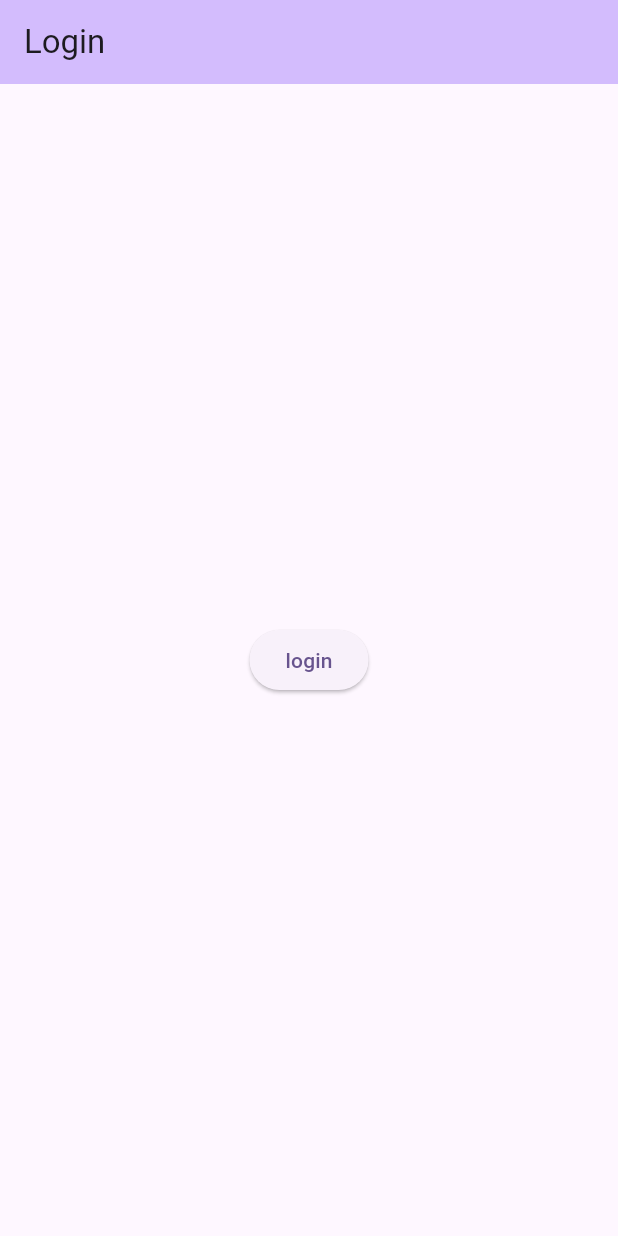
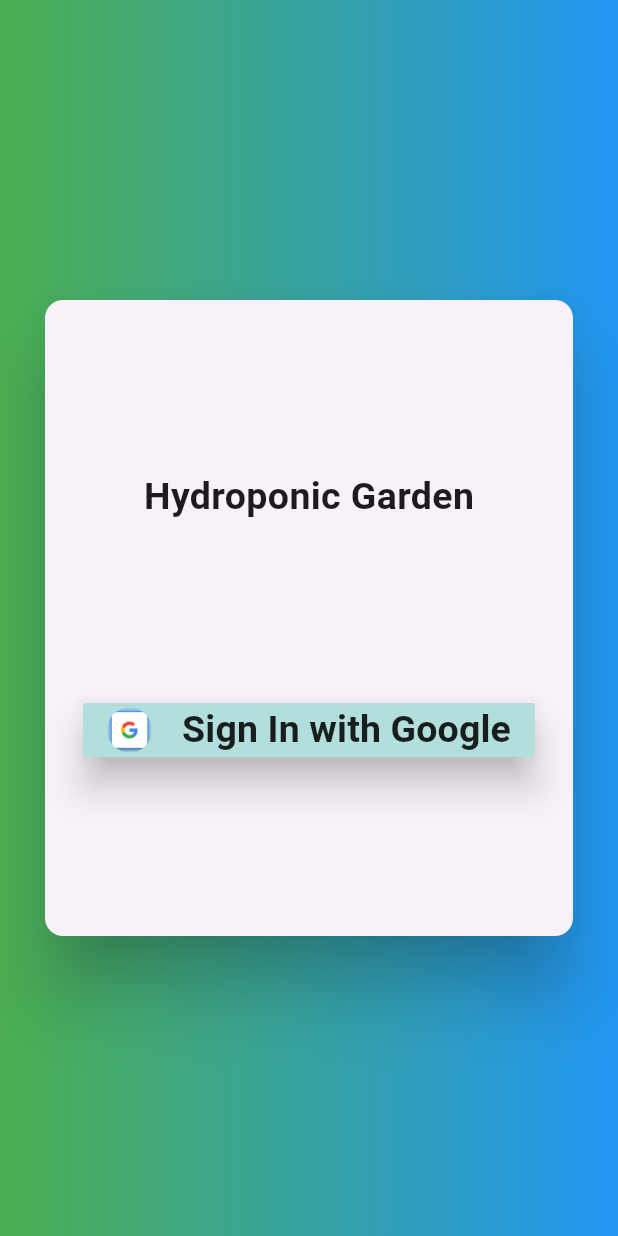
Before and after one commit to ammaratef45/hydroponics-garden, a Flutter app: the screen it shows after launch, on a phone screen of 412 x 824 dp. Run offline on Flutter 3.47's test engine with Material 2 defaults, Android fonts, the phone set to English and light mode, and no system bars; our stand-ins replace cloud_firestore, firebase_auth, firebase_core, firebase_storage, logger; accounts and stored records are empty; statements that could not run were skipped.

Commit message:
Fixes #4: changed loging page design

```diff
--- a/lib/widgets/login_widget.dart
+++ b/lib/widgets/login_widget.dart
@@ -8,18 +8,75 @@ class LoginPage extends StatelessWidget {
   @override
   Widget build(BuildContext context) {
     return Scaffold(
-      appBar: AppBar(
-        title: const Text('Login'),
-        backgroundColor: Theme.of(context).colorScheme.inversePrimary,
-      ),
-      body: Center(
-        child: ElevatedButton(
-          onPressed: () {
-            Auth.instance().signIn().then((value) {
-              Navigator.popAndPushNamed(context, PlantsPage.routeName);
-            });
-          },
-          child: const Text('login'),
+      body: Container(
+        width: double.infinity,
+        height: double.infinity,
+        decoration: const BoxDecoration(
+            gradient: LinearGradient(colors: [
+          Colors.green,
+          Colors.blue,
+        ])),
+        child: Card(
+          margin: const EdgeInsets.only(
+            top: 200,
+            bottom: 200,
+            left: 30,
+            right: 30,
+          ),
+          elevation: 20,
+          child: Column(
+            mainAxisAlignment: MainAxisAlignment.spaceEvenly,
+            children: [
+              const Text(
+                'Hydroponic Garden',
+                style: TextStyle(fontSize: 25, fontWeight: FontWeight.bold),
+              ),
+              Padding(
+                padding: const EdgeInsets.only(
+                  left: 20,
+                  right: 20,
+                ),
+                child: MaterialButton(
+                  color: Colors.teal[100],
+                  elevation: 10,
+                  child: Row(
+                    mainAxisAlignment: MainAxisAlignment.center,
+                    mainAxisSize: MainAxisSize.min,
+                    children: [
+                      Container(
+                        height: 30.0,
+                        width: 30.0,
+                        decoration: const BoxDecoration(
+                          image: DecorationImage(
+                              image: AssetImage('assets/google_icon.png'),
+                              fit: BoxFit.cover),
+                          shape: BoxShape.circle,
+                        ),
+                      ),
+                      const SizedBox(
+                        width: 20,
+                      ),
+                      const Text(
+                        'Sign In with Google',
+                        style: TextStyle(
+                          fontSize: 25,
+                          fontWeight: FontWeight.bold,
+                        ),
+                      ),
+                    ],
+                  ),
+                  onPressed: () {
+                    Auth.instance().signIn().then(
+                      (value) {
+                        Navigator.popAndPushNamed(
+                            context, PlantsPage.routeName);
+                      },
+                    );
+                  },
+                ),
+              ),
+            ],
+          ),
         ),
       ),
     );
--- a/pubspec.yaml
+++ b/pubspec.yaml
@@ -28,4 +28,5 @@ flutter:
   uses-material-design: true
 
   assets:
-    - assets/
+    - assets/google_icon.png
+    - assets/plant.png
```
Also changed, not shown: assets/cherryTomatoes.png (deleted), assets/google_icon.png (added), assets/jalapenio.jpeg (deleted), assets/plant.png (added).
